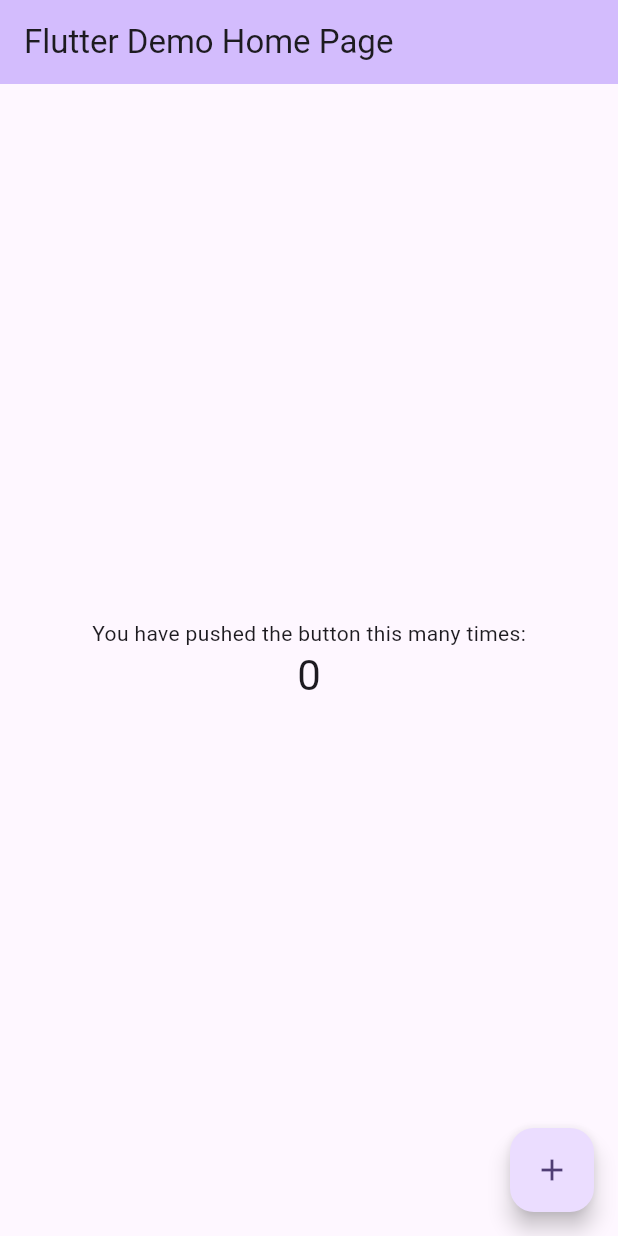
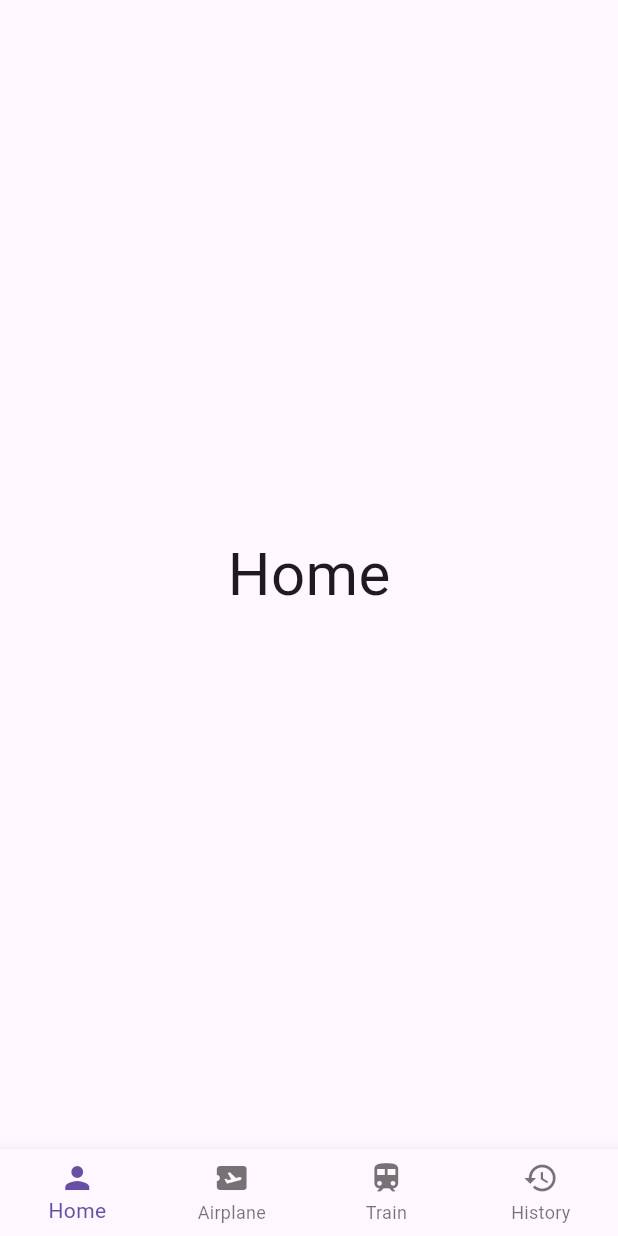
Before and after one commit to zhanabilabay/NvigationBarV2, a Flutter app: the screen it shows after launch, on a phone screen of 412 x 824 dp. Run offline on Flutter 3.47's test engine with Material 3 defaults, Android fonts, the phone set to English and light mode, and no system bars.

Commit message:
simple navigation bar

```diff
--- /dev/null
+++ b/lib/home_page.dart
@@ -0,0 +1,63 @@
+import 'package:flutter/material.dart';
+
+class HomePage extends StatefulWidget {
+  const HomePage({super.key});
+
+  @override
+  State<HomePage> createState() => _HomePageState();
+}
+
+class _HomePageState extends State<HomePage> {
+  int _selectedIndex = 0;
+  void _navigateBottomBar(int index) {
+    setState(() {
+      _selectedIndex = index;
+    });
+  }
+
+  final List<Widget> _pages = [
+    Center(
+      child: Text(
+        'Home',
+        style: TextStyle(fontSize: 40),
+      ),
+    ),
+    Center(
+      child: Text(
+        'Airplane',
+        style: TextStyle(fontSize: 40),
+      ),
+    ),
+    Center(
+      child: Text(
+        'Train',
+        style: TextStyle(fontSize: 40),
+      ),
+    ),
+    Center(
+      child: Text(
+        'History',
+        style: TextStyle(fontSize: 40),
+      ),
+    ),
+  ];
+
+  @override
+  Widget build(BuildContext context) {
+    return Scaffold(
+      body: _pages[_selectedIndex],
+      bottomNavigationBar: BottomNavigationBar(
+        currentIndex: _selectedIndex,
+        onTap: _navigateBottomBar,
+        type: BottomNavigationBarType.fixed,
+        items: [
+          BottomNavigationBarItem(icon: Icon(Icons.person), label: 'Home'),
+          BottomNavigationBarItem(
+              icon: Icon(Icons.airplane_ticket), label: 'Airplane'),
+          BottomNavigationBarItem(icon: Icon(Icons.train), label: 'Train'),
+          BottomNavigationBarItem(icon: Icon(Icons.history), label: 'History'),
+        ],
+      ),
+    );
+  }
+}
--- a/lib/main.dart
+++ b/lib/main.dart
@@ -1,3 +1,4 @@
+import 'package:bottom_navigation/home_page.dart';
 import 'package:flutter/material.dart';
 
 void main() {
@@ -7,119 +8,11 @@ void main() {
 class MyApp extends StatelessWidget {
   const MyApp({super.key});
 
-  // This widget is the root of your application.
   @override
   Widget build(BuildContext context) {
-    return MaterialApp(
-      title: 'Flutter Demo',
-      theme: ThemeData(
-        // This is the theme of your application.
-        //
-        // TRY THIS: Try running your application with "flutter run". You'll see
-        // the application has a purple toolbar. Then, without quitting the app,
-        // try changing the seedColor in the colorScheme below to Colors.green
-        // and then invoke "hot reload" (save your changes or press the "hot
-        // reload" button in a Flutter-supported IDE, or press "r" if you used
-        // the command line to start the app).
-        //
-        // Notice that the counter didn't reset back to zero; the application
-        // state is not lost during the reload. To reset the state, use hot
-        // restart instead.
-        //
-        // This works for code too, not just values: Most code changes can be
-        // tested with just a hot reload.
-        colorScheme: ColorScheme.fromSeed(seedColor: Colors.deepPurple),
-        useMaterial3: true,
-      ),
-      home: const MyHomePage(title: 'Flutter Demo Home Page'),
+    return const MaterialApp(
+      debugShowCheckedModeBanner: false,
+      home: HomePage(),
     );
   }
 }
-
-class MyHomePage extends StatefulWidget {
-  const MyHomePage({super.key, required this.title});
-
-  // This widget is the home page of your application. It is stateful, meaning
-  // that it has a State object (defined below) that contains fields that affect
-  // how it looks.
-
-  // This class is the configuration for the state. It holds the values (in this
-  // case the title) provided by the parent (in this case the App widget) and
-  // used by the build method of the State. Fields in a Widget subclass are
-  // always marked "final".
-
-  final String title;
-
-  @override
-  State<MyHomePage> createState() => _MyHomePageState();
-}
-
-class _MyHomePageState extends State<MyHomePage> {
-  int _counter = 0;
-
-  void _incrementCounter() {
-    setState(() {
-      // This call to setState tells the Flutter framework that something has
-      // changed in this State, which causes it to rerun the build method below
-      // so that the display can reflect the updated values. If we changed
-      // _counter without calling setState(), then the build method would not be
-      // called again, and so nothing would appear to happen.
-      _counter++;
-    });
-  }
-
-  @override
-  Widget build(BuildContext context) {
-    // This method is rerun every time setState is called, for instance as done
-    // by the _incrementCounter method above.
-    //
-    // The Flutter framework has been optimized to make rerunning build methods
-    // fast, so that you can just rebuild anything that needs updating rather
-    // than having to individually change instances of widgets.
-    return Scaffold(
-      appBar: AppBar(
-        // TRY THIS: Try changing the color here to a specific color (to
-        // Colors.amber, perhaps?) and trigger a hot reload to see the AppBar
-        // change color while the other colors stay the same.
-        backgroundColor: Theme.of(context).colorScheme.inversePrimary,
-        // Here we take the value from the MyHomePage object that was created by
-        // the App.build method, and use it to set our appbar title.
-        title: Text(widget.title),
-      ),
-      body: Center(
-        // Center is a layout widget. It takes a single child and positions it
-        // in the middle of the parent.
-        child: Column(
-          // Column is also a layout widget. It takes a list of children and
-          // arranges them vertically. By default, it sizes itself to fit its
-          // children horizontally, and tries to be as tall as its parent.
-          //
-          // Column has various properties to control how it sizes itself and
-          // how it positions its children. Here we use mainAxisAlignment to
-          // center the children vertically; the main axis here is the vertical
-          // axis because Columns are vertical (the cross axis would be
-          // horizontal).
-          //
-          // TRY THIS: Invoke "debug painting" (choose the "Toggle Debug Paint"
-          // action in the IDE, or press "p" in the console), to see the
-          // wireframe for each widget.
-          mainAxisAlignment: MainAxisAlignment.center,
-          children: <Widget>[
-            const Text(
-              'You have pushed the button this many times:',
-            ),
-            Text(
-              '$_counter',
-              style: Theme.of(context).textTheme.headlineMedium,
-            ),
-          ],
-        ),
-      ),
-      floatingActionButton: FloatingActionButton(
-        onPressed: _incrementCounter,
-        tooltip: 'Increment',
-        child: const Icon(Icons.add),
-      ), // This trailing comma makes auto-formatting nicer for build methods.
-    );
-  }
-}
```
